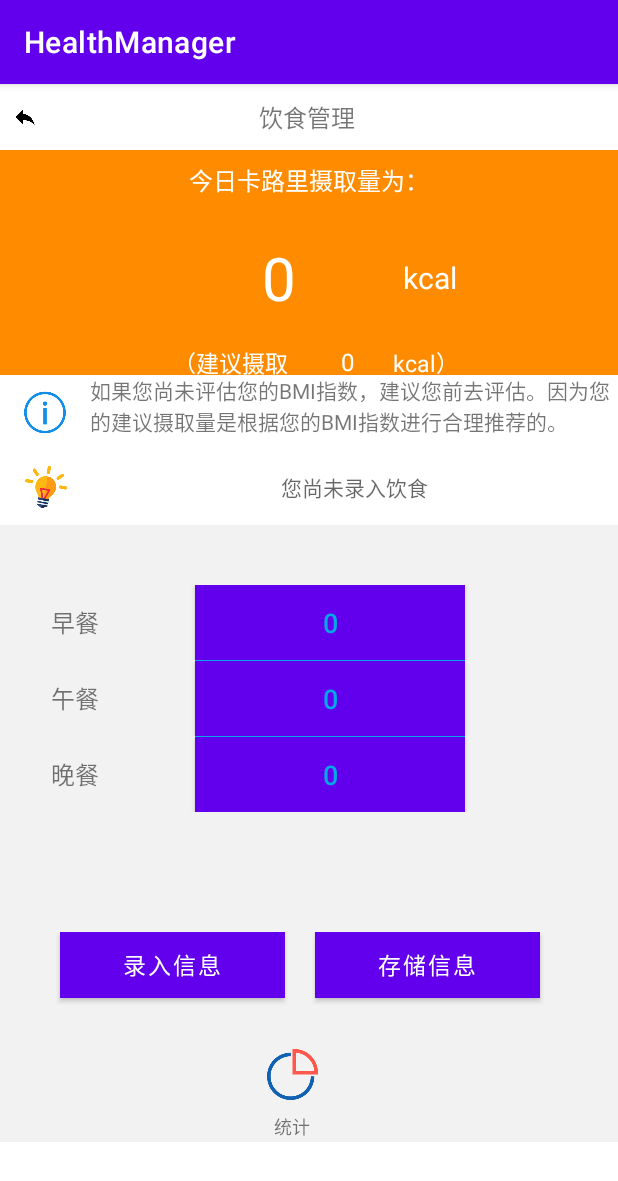
After one commit to shoudianqingnian/HealthManager, an Android app: the DietManagementActivity screen opened directly, with no data from a screen before it, on a phone screen of 412 x 824 dp. The commit adds this screen. Shown: the top 1181 px of the screen. Run offline under Robolectric (Android 15) with nearby library versions, the phone set to English and light mode, and no system bars.

Commit message:
饮食功能

```diff
--- a/app/src/main/AndroidManifest.xml
+++ b/app/src/main/AndroidManifest.xml
@@ -11,6 +11,9 @@
         android:supportsRtl="true"
         android:theme="@style/Theme.HealthManager"
         tools:targetApi="31">
+        <activity
+            android:name=".DietManagementActivity"
+            android:exported="false" />
         <activity
             android:name=".SleepManagementActivity"
             android:exported="false" />
--- /dev/null
+++ b/app/src/main/java/com/healthmanager/DietManagementActivity.java
@@ -0,0 +1,206 @@
+package com.healthmanager;
+
+import androidx.appcompat.app.AppCompatActivity;
+
+import android.content.ContentValues;
+import android.content.Intent;
+import android.database.Cursor;
+import android.database.sqlite.SQLiteDatabase;
+import android.os.Bundle;
+import android.view.View;
+import android.widget.Button;
+import android.widget.ImageView;
+import android.widget.TextView;
+import android.widget.Toast;
+
+import com.healthmanager.db.MyDatabaseHelper;
+import com.healthmanager.util.ActivityCollector;
+
+import java.text.SimpleDateFormat;
+import java.util.Date;
+
+public class DietManagementActivity extends AppCompatActivity {
+    private ImageView DietReturn,CalDataStatices;
+    private TextView CalShow,TargetCalShow,EatAdvice;
+    private Button SelectFood1,SelectFood2,SelectFood3,RecordFood,SaveCal;
+    @Override
+    protected void onCreate(Bundle savedInstanceState) {
+        super.onCreate(savedInstanceState);
+        setContentView(R.layout.activity_dietmanagement);
+        ActivityCollector.addActivity(this);
+        init();
+    }
+
+    private void init(){
+        DietReturn=findViewById(R.id.iv_dietreturn); //返回按钮
+        CalDataStatices=findViewById(R.id.iv_caldatastatices); //数据统计按钮
+        CalShow=findViewById(R.id.tv_showcal);
+        TargetCalShow=findViewById(R.id.tv_caltarget);
+        EatAdvice=findViewById(R.id.tv_dietaryadvice);
+        SelectFood1=findViewById(R.id.btn_selectfood1); //选择食物按钮
+        SelectFood2=findViewById(R.id.btn_selectfood2); //选择食物按钮
+        SelectFood3=findViewById(R.id.btn_selectfood3); //选择食物按钮
+        RecordFood=findViewById(R.id.btn_recordfood); //录入饮食信息按钮
+        SaveCal=findViewById(R.id.btn_savecal);  //保存信息按钮
+        DietReturn.setOnClickListener(o);
+        SelectFood1.setOnClickListener(o);
+        SelectFood2.setOnClickListener(o);
+        SelectFood3.setOnClickListener(o);
+        RecordFood.setOnClickListener(o);
+        SaveCal.setOnClickListener(o);
+        CalShow.setText("0");
+        //caltarget();
+        TargetCalShow.setText("0");
+//        Intent intentget=getIntent();
+//        String nowbrecal=intentget.getStringExtra(BreakfastActivity.BRECAL);
+//        SelectFood1.setText(nowbrecal);
+    }
+
+    View.OnClickListener o=new View.OnClickListener() {
+        @Override
+        public void onClick(View view) {
+            Intent intent=null;
+            switch (view.getId())
+            {
+//                case R.id.iv_caldatastatices: //数据统计按钮
+//                    intent=new Intent(DietManagementActivity.this,EatDataActivity.class);
+//                    startActivity(intent);
+//                    finish();
+//                    break;
+                case R.id.btn_savecal:  //保存信息按钮
+                    int calsave=Integer.parseInt(CalShow.getText().toString());
+                    MyDatabaseHelper dbOpenHelper=new MyDatabaseHelper(DietManagementActivity.this);
+                    SQLiteDatabase dbWrite=dbOpenHelper.getWritableDatabase();
+                    SimpleDateFormat sdf=new SimpleDateFormat();
+                    sdf.applyPattern("MM-dd");
+                    Date date=new Date();
+                    String savedata=sdf.format(date);
+                    ContentValues values=new ContentValues();
+                    values.put("eatime",savedata);
+                    values.put("kcal",calsave);
+                    dbWrite.insert("tb_ys",null,values);
+                    Toast.makeText(DietManagementActivity.this, "存储成功", Toast.LENGTH_SHORT).show();
+                    break;
+                case R.id.iv_dietreturn:  //返回按钮
+                    intent=new Intent(DietManagementActivity.this,MainActivity.class);
+                    startActivity(intent);
+                    finish();
+                    break;
+                case R.id.btn_selectfood1:  //选择食物按钮
+//                    intent=new Intent(DietManagementActivity.this,BreakfastActivity.class);
+//                    startActivity(intent);
+//                    finish();
+                    break;
+                case R.id.btn_selectfood2: //选择食物按钮
+                    //intent=new Intent(EatActivity.this,FoodSelectActivity.class);
+                    //startActivity(intent);
+                    //finish();
+                    break;
+                case R.id.btn_selectfood3: //选择食物按钮
+                    //intent=new Intent(EatActivity.this,FoodSelectActivity.class);
+                    //startActivity(intent);
+                    //finish();
+                    break;
+                case R.id.btn_recordfood:
+                    int nowbre=Integer.parseInt(SelectFood1.getText().toString());
+                    int nowlunch=Integer.parseInt(SelectFood2.getText().toString());
+                    int nowdinner=Integer.parseInt(SelectFood3.getText().toString());
+                    CalShow.setText(String.valueOf(nowbre+nowlunch+nowdinner));
+                    break;
+            }
+        }
+    };
+
+    private void caltarget()//卡路里推荐函数
+    {
+        int togiccal;
+        MyDatabaseHelper dbOpenHelper=new MyDatabaseHelper(this);
+        SQLiteDatabase dbRead=dbOpenHelper.getReadableDatabase();
+        Cursor cursor=dbRead.query("tb_weight",
+                null,
+                null,
+                null,
+                null,
+                null,
+                null);
+        if(cursor.getCount()==0)
+        {
+            Toast.makeText(this, "请先评估并存储您的体重信息", Toast.LENGTH_SHORT).show();
+            TargetCalShow.setText("0");
+        }
+        else
+        {
+            while (cursor.moveToLast())
+            {
+                String gender=cursor.getString(cursor.getColumnIndex("gender"));
+                int age=cursor.getInt(cursor.getColumnIndex("age"));
+                float weight=cursor.getFloat(cursor.getColumnIndex("weight"));
+                TargetCalShow.setText(String.valueOf(weighttotarget(gender,age,weight)));
+            }
+        }
+    }
+
+    private int weighttotarget(String gender,int age,float weight)//卡路里推荐函数相关函数
+    {
+        int caltogic;
+        if(gender.equals("男"))
+        {
+            if(age>=18||age<31)
+            {
+                caltogic=(int)(15.2*weight+680);
+            }
+            else if(age>=31&&age<60)
+            {
+                caltogic=(int)(11.5*weight+830);
+            }
+            else if(age>=61)
+            {
+                caltogic=(int)(13.4*weight+490);
+            }
+            else
+            {
+                caltogic=0;
+            }
+        }
+        else
+        {
+            if(age>=18||age<31)
+            {
+                caltogic=(int)(14.6*weight+450);
+            }
+            else if(age>=31&&age<60)
+            {
+                caltogic=(int)(8.6*weight+830);
+            }
+            else if(age>=61)
+            {
+                caltogic=(int)(10.4*weight+600);
+            }
+            else
+            {
+                caltogic=0;
+            }
+        }
+        return caltogic;
+    }
+
+    private void caladvice()//健康提醒
+    {
+        int nowcal=Integer.valueOf(CalShow.getText().toString());
+        int nowtogiccal=Integer.valueOf(TargetCalShow.getText().toString());
+        if(nowcal<nowtogiccal)
+        {
+            EatAdvice.setText("您当前的没有吃多，敞开吃");
+        }
+        else
+        {
+            EatAdvice.setText("您现在应该控制一下饮食了");
+        }
+    }
+
+    @Override
+    protected void onDestroy() {
+        ActivityCollector.removeActivity(this);
+        super.onDestroy();
+    }
+}
--- /dev/null
+++ b/app/src/main/res/layout/activity_dietmanagement.xml
@@ -0,0 +1,243 @@
+<?xml version="1.0" encoding="utf-8"?>
+<ScrollView xmlns:android="http://schemas.android.com/apk/res/android"
+    xmlns:tools="http://schemas.android.com/tools"
+    android:layout_width="match_parent"
+    android:layout_height="wrap_content"
+    android:scrollbars="none"
+    android:overScrollMode="never"
+    tools:context=".DietManagementActivity">
+    <LinearLayout
+        android:layout_width="match_parent"
+        android:layout_height="match_parent"
+        android:orientation="vertical"
+        android:background="#f2f2f2">
+        <LinearLayout
+            style="@style/common_title_bar" >
+
+            <ImageView
+                android:id="@+id/iv_dietreturn"
+                android:layout_width="33dp"
+                android:layout_height="33dp"
+                android:padding="8dp"
+                android:src="@drawable/returnfig" />
+            <TextView
+                android:layout_width="0dp"
+                android:layout_height="wrap_content"
+                android:layout_weight="1"
+                android:gravity="center"
+                android:text="饮食管理         "
+                android:textSize="16sp" />
+        </LinearLayout>
+        <LinearLayout
+            android:layout_width="match_parent"
+            android:layout_height="150dp"
+            android:orientation="vertical"
+            android:background="#ff8c00"
+            android:gravity="center_horizontal">
+            <TextView
+                android:layout_width="200dp"
+                android:layout_height="40dp"
+                android:gravity="center"
+                android:text="今日卡路里摄取量为："
+                android:textSize="16sp"
+                android:textColor="#ffffff"/>
+            <LinearLayout
+                android:layout_width="200dp"
+                android:layout_height="90dp"
+                android:orientation="horizontal">
+                <TextView
+                    android:id="@+id/tv_showcal"
+                    android:layout_width="160dp"
+                    android:layout_height="match_parent"
+                    android:gravity="center"
+                    android:textSize="40sp"
+                    android:textColor="#ffffff"/>
+                <TextView
+                    android:layout_width="40dp"
+                    android:layout_height="match_parent"
+                    android:gravity="center"
+                    android:text="kcal"
+                    android:textSize="20sp"
+                    android:textColor="#ffffff"/>
+            </LinearLayout>
+            <LinearLayout
+                android:layout_width="200dp"
+                android:layout_height="match_parent"
+                android:orientation="horizontal">
+                <TextView
+                    android:layout_width="95dp"
+                    android:layout_height="match_parent"
+                    android:text="（建议摄取量:"
+                    android:gravity="center_horizontal"
+                    android:textColor="#ffffff"
+                    android:textSize="15sp"/>
+                <TextView
+                    android:id="@+id/tv_caltarget"
+                    android:layout_width="60dp"
+                    android:layout_height="match_parent"
+                    android:gravity="center_horizontal"
+                    android:textSize="16sp"
+                    android:textColor="#ffffff"/>
+                <TextView
+                    android:layout_width="match_parent"
+                    android:layout_height="match_parent"
+                    android:gravity="center_horizontal"
+                    android:text="kcal）"
+                    android:textSize="15sp"
+                    android:textColor="@color/white"/>
+            </LinearLayout>
+        </LinearLayout>
+        <LinearLayout
+            android:layout_width="match_parent"
+            android:layout_height="50dp"
+            android:orientation="horizontal"
+            android:background="#ffffff">
+            <ImageView
+                android:layout_width="60dp"
+                android:layout_height="match_parent"
+                android:padding="8dp"
+                android:src="@drawable/warningfig"/>
+            <TextView
+                android:layout_width="match_parent"
+                android:layout_height="match_parent"
+                android:text="如果您尚未评估您的BMI指数，建议您前去评估。因为您的建议摄取量是根据您的BMI指数进行合理推荐的。"
+                android:textSize="14sp"/>
+        </LinearLayout>
+        <LinearLayout
+            android:layout_width="match_parent"
+            android:layout_height="50dp"
+            android:orientation="horizontal"
+            android:background="#ffffff">
+            <ImageView
+                android:layout_width="60dp"
+                android:layout_height="match_parent"
+                android:padding="8dp"
+                android:src="@drawable/suggestion"/>
+
+            <TextView
+                android:id="@+id/tv_dietaryadvice"
+                android:layout_width="match_parent"
+                android:layout_height="match_parent"
+                android:gravity="center"
+                android:hint="您尚未录入饮食"
+                android:textSize="14sp" />
+        </LinearLayout>
+        <LinearLayout
+            android:layout_width="match_parent"
+            android:layout_height="50dp"
+            android:layout_marginTop="40dp"
+            android:orientation="horizontal">
+            <TextView
+                android:layout_width="100dp"
+                android:layout_height="match_parent"
+                android:gravity="center"
+                android:text="早餐"
+                android:textSize="16sp"/>
+
+            <Button
+                android:id="@+id/btn_selectfood1"
+                android:layout_width="180dp"
+                android:layout_height="match_parent"
+                android:layout_marginLeft="30dp"
+                android:background="#ffebcd"
+                android:text="0"
+                android:textColor="@color/colorThem"
+                android:textSize="18sp" />
+        </LinearLayout>
+        <View
+            android:layout_width="180dp"
+            android:layout_height="1px"
+            android:layout_marginLeft="130dp"
+            android:layout_marginRight="101dp"
+            android:background="#07a6e6"/>
+        <LinearLayout
+            android:layout_width="match_parent"
+            android:layout_height="50dp"
+            android:orientation="horizontal">
+            <TextView
+                android:layout_width="100dp"
+                android:layout_height="match_parent"
+                android:gravity="center"
+                android:text="午餐"
+                android:textSize="16sp"/>
+
+            <Button
+                android:id="@+id/btn_selectfood2"
+                android:layout_width="180dp"
+                android:layout_height="match_parent"
+                android:layout_marginLeft="30dp"
+                android:background="#ffebcd"
+                android:text="0"
+                android:textColor="@color/colorThem"
+                android:textSize="18sp" />
+        </LinearLayout>
+        <View
+            android:layout_width="180dp"
+            android:layout_height="1px"
+            android:layout_marginLeft="130dp"
+            android:layout_marginRight="101dp"
+            android:background="#07a6e6"/>
+        <LinearLayout
+            android:layout_width="match_parent"
+            android:layout_height="50dp"
+            android:orientation="horizontal">
+            <TextView
+                android:layout_width="100dp"
+                android:layout_height="match_parent"
+                android:gravity="center"
+                android:text="晚餐"
+                android:textSize="16sp"/>
+
+            <Button
+                android:id="@+id/btn_selectfood3"
+                android:layout_width="180dp"
+                android:layout_height="match_parent"
+                android:layout_marginLeft="30dp"
+                android:background="#ffebcd"
+                android:text="0"
+                android:textColor="@color/colorThem"
+                android:textSize="18sp" />
+        </LinearLayout>
+        <LinearLayout
+            android:layout_width="match_parent"
+            android:layout_height="50dp"
+            android:orientation="horizontal"
+            android:layout_marginTop="80dp">
+            <Button
+                android:id="@+id/btn_recordfood"
+                android:layout_width="150dp"
+                android:layout_height="44dp"
+                android:layout_marginLeft="40dp"
+                android:background="#ff8c00"
+                android:text="录入信息"
+                android:textColor="@android:color/white"
+                android:textSize="15sp" />
+
+            <Button
+                android:id="@+id/btn_savecal"
+                android:layout_width="150dp"
+                android:layout_height="44dp"
+                android:layout_marginLeft="20dp"
+                android:background="#ff8c00"
+                android:text="存储信息"
+                android:textColor="@android:color/white"
+                android:textSize="15sp" />
+        </LinearLayout>
+
+        <ImageView
+            android:id="@+id/iv_caldatastatices"
+            android:layout_width="50dp"
+            android:layout_height="50dp"
+            android:layout_marginLeft="170dp"
+            android:layout_marginTop="20dp"
+            android:padding="8dp"
+            android:src="@drawable/statistics" />
+        <TextView
+            android:layout_width="50dp"
+            android:layout_height="20dp"
+            android:layout_marginLeft="170dp"
+            android:gravity="center"
+            android:text="统计"
+            android:textSize="12sp"/>
+    </LinearLayout>
+</ScrollView>
```
Also changed, not shown: app/src/main/java/com/healthmanager/MainActivity.java (+5 -5 lines), app/src/main/java/com/healthmanager/db/MyDatabaseHelper.java (+5 -5 lines), app/src/main/res/layout/activity_sleepmanagement.xml (+9 -3 lines), app/src/main/res/layout/activity_sportmanagement.xml (+9 -4 lines), app/src/main/res/layout/activity_weightmanagement.xml (+10 -5 lines).
